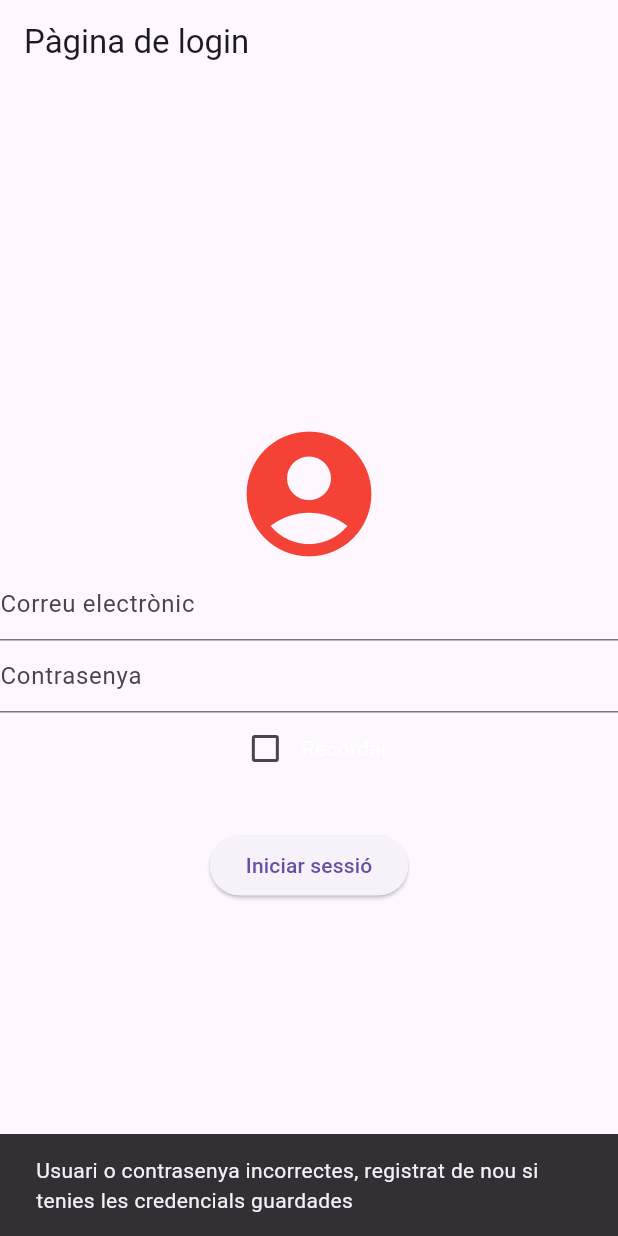
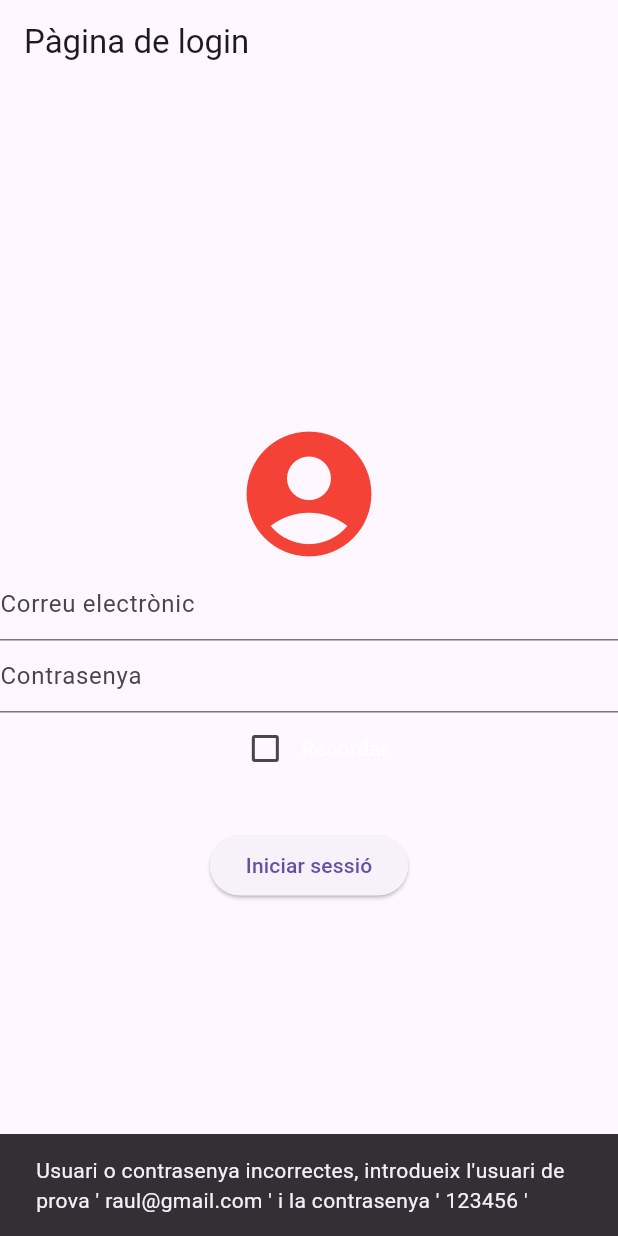
Before and after one commit to Raullam/examen_final_lama, a Flutter app: the screen it shows after launch, after a tap on "Iniciar sessió", on a phone screen of 412 x 824 dp. Run offline on Flutter 3.47's test engine with Material 3 defaults, Android fonts, the phone set to English and light mode, and no system bars; our stand-ins replace shared_preferences; network calls fail.

Commit message:
ultim commit examen

```diff
--- a/lib/main.dart
+++ b/lib/main.dart
@@ -1,3 +1,4 @@
+import 'package:examen_final_lama/providers/usuariApi_provider.dart';
 import 'package:flutter/material.dart';
 import 'package:provider/provider.dart';
 import 'models/usuari.dart';
@@ -21,6 +22,7 @@
       // Inicialitzem els providers
 
       ChangeNotifierProvider(create: (context) => UsuarisAppProvider()),
+      ChangeNotifierProvider(create: (context) => UsuariAPIProvider()),
     ],
     child: MyApp(),
   ));
--- a/lib/preferencies/preferencies.dart
+++ b/lib/preferencies/preferencies.dart
@@ -10,7 +10,6 @@ class Preferencies {
 
   static String _correu = '';
   static String _contrasenya = '';
-  bool _recordarCredencials = false;
 
   // Inicialitza SharedPreferences
   static Future init() async {
--- a/lib/providers/usuariApi_provider.dart
+++ b/lib/providers/usuariApi_provider.dart
@@ -4,8 +4,6 @@ import 'dart:convert';
 
 import '../models/usuarisApi.dart';
 // Autor : Raül Lama Martorell
-// Data: 20 de 02 de 2025
-// Versió 1.0
 
 // Provider avançat per a gestionar els usuaris de la API
 class UsuariAPIProvider extends ChangeNotifier {
@@ -21,6 +19,7 @@ class UsuariAPIProvider extends ChangeNotifier {
     notifyListeners();
 
     try {
+      // aqui posam la ruta de els usuaris de la api
       final response = await http.get(Uri.parse(
           'https://examenfinallama.free.beeceptor.com/users')); // URL de ejemplo
 
--- a/lib/screens/login_screens.dart
+++ b/lib/screens/login_screens.dart
@@ -106,15 +106,13 @@ class _LoginPageState extends State<LoginPage> {
       ScaffoldMessenger.of(context).showSnackBar(
         SnackBar(
             content: Text(
-                'Usuari o contrasenya incorrectes, registrat de nou si tenies les credencials guardades')),
+                'Usuari o contrasenya incorrectes, introdueix l\'usuari de prova \' raul@gmail.com \' i la contrasenya \' 123456 \'')),
       );
     }
   }
 
   @override
   Widget build(BuildContext context) {
-    // final themeProvider = Provider.of<ThemeProvider>(context);
-
     return Scaffold(
       appBar: AppBar(
         title: Text('Pàgina de login'),
@@ -166,37 +164,12 @@ class _LoginPageState extends State<LoginPage> {
               ],
             ),
             SizedBox(height: 30),
-            // Switch per canviar entre mode clar i fosc de l'aplicació en temps real sense haver de reiniciar l'aplicació per veure els canvis.
-            // Si el Switch està activat, el tema de l'aplicació canviarà a fosc i es guardarà l'estat del tema a Preferencies.
-            // Si el Switch està desactivat, el tema de l'aplicació canviarà a clar i es guardarà l'estat del tema a Preferencies.
-            // Això ho fem cridant el mètode setDarkMode o setLightMode del provider ThemeProvier i cridant el mètode isDarkMode de Preferencies
-            //per guardar l'estat del tema i finalment cridant el mètode notifyListeners() per notificar als widgets que depenen d'aquesta classe
-            //que el tema ha canviat.
 
-            // SwitchListTile(
-            //     value: Preferencies.isDarkMode,
-            //     title: const Text('Dark Mode'),
-            //     onChanged: (value) {
-            //       Preferencies.isDarkMode = value;
-            //       if (value) {
-            //         themeProvider.setDarkMode();
-            //       } else {
-            //         themeProvider.setLightMode();
-            //       }
-            //     }),
-
-            // Botons per a iniciar sessió o registrar-se
+            // Boto per a iniciar sessió
             ElevatedButton(
               onPressed: _iniciarSessio,
               child: Text('Iniciar sessió'),
             ),
-            // ElevatedButton(
-            //   onPressed: () {
-            //     Navigator.push(context,
-            //         MaterialPageRoute(builder: (context) => Register()));
-            //   },
-            //   child: Text('Registrar-se'),
-            // ),
           ],
         ),
       ),
```
Also changed, not shown: lib/models/usuarisApi.dart (+4 -3 lines), lib/screens/home_screen.dart (+5 -10 lines), lib/screens/pagina_detall.dart (+22 -1 lines).
